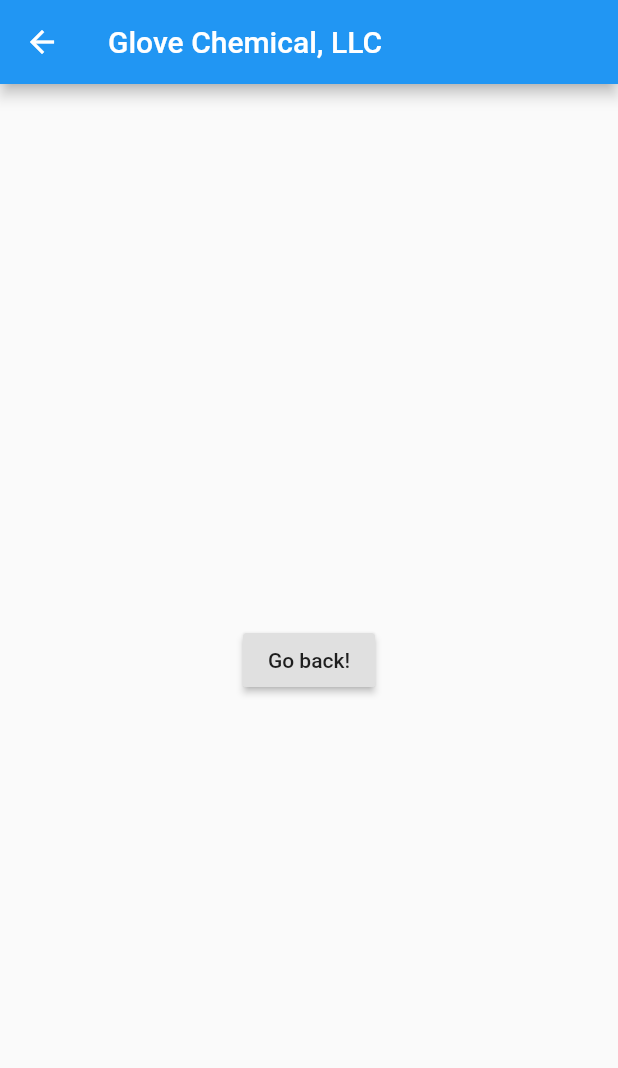
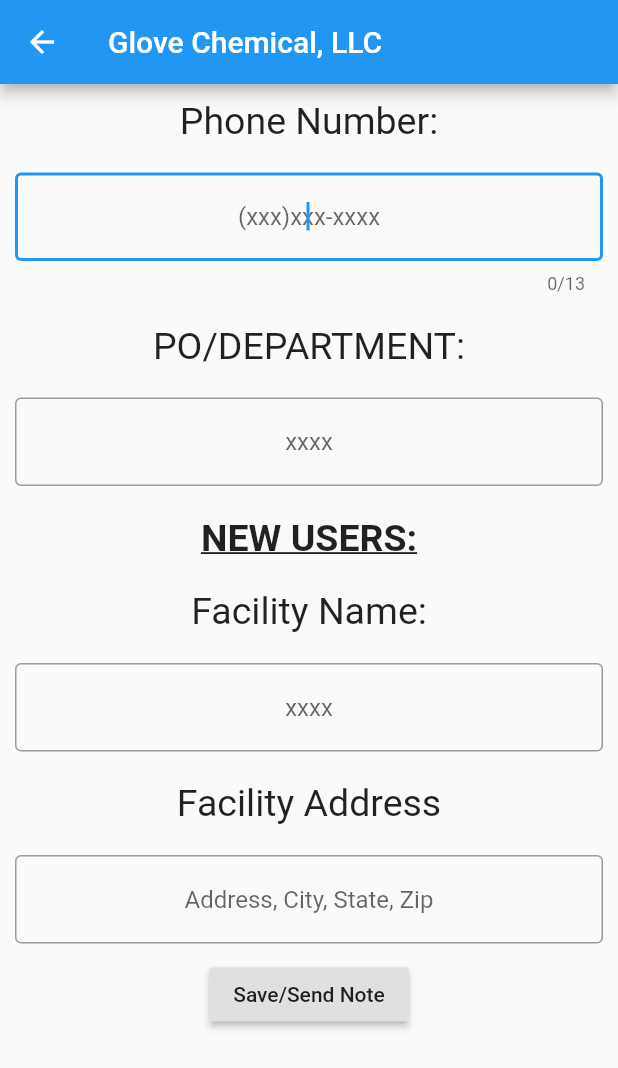
Before and after one commit to Jtmalina/Glove-Chemical-LLC, a Flutter app: the LoginPage screen opened directly, on a phone screen of 412 x 824 dp. Shown: the top 1068 px of the screen. Run offline on Flutter 3.47's test engine with Material 2 defaults, Android fonts, the phone set to English and light mode, and no system bars.

Commit message:
Added Textfields and Text
Added desired texts and their respective textfields, as well as a link to the notes page

```diff
--- a/lib/main.dart
+++ b/lib/main.dart
@@ -46,6 +46,139 @@ class LoginPage extends StatelessWidget {
       appBar: AppBar(
         title: Text("Glove Chemical, LLC"),
       ),
+      body: SingleChildScrollView(
+        child: Center(
+          child: Column(
+            children: <Widget>[
+              Container(
+                padding: EdgeInsets.all(10),
+                child: Text(
+                  'Phone Number:',
+                  style: TextStyle(
+                    fontSize: 25,
+                    //background: Paint()..color = Colors.grey
+                  ),
+                  textAlign: TextAlign.center,
+                ),
+              ),
+              Container(
+                padding: EdgeInsets.all(10),
+                child: TextField(
+                  enableInteractiveSelection: true,
+                  autocorrect: true,
+                  autofocus: true,
+                  enabled: true,
+                  textAlign: TextAlign.center,
+                  maxLength: 13,
+                  decoration: InputDecoration(
+                      border: OutlineInputBorder(),
+                      hintText: "(xxx)xxx-xxxx"
+                  ),
+                ),
+              ),
+              Container(
+                padding: EdgeInsets.all(10),
+                child: Text(
+                  'PO/DEPARTMENT:',
+                  style: TextStyle(fontSize: 25),
+                  textAlign: TextAlign.center,
+                ),
+              ),
+              Container(
+                padding: EdgeInsets.all(10),
+                child:TextField(
+                  enableInteractiveSelection: true,
+                  autocorrect: true,
+                  autofocus: true,
+                  enabled: true,
+                  textAlign: TextAlign.center,
+                  decoration: InputDecoration(
+                      border: OutlineInputBorder(),
+                      hintText: "xxxx"
+                  ),
+                ),
+              ),
+              Container(
+                padding: EdgeInsets.all(10),
+                child:Text(
+                  'NEW USERS:',
+                  style: TextStyle(
+                      fontSize: 25,
+                      fontWeight: FontWeight.bold,
+                      decoration: TextDecoration.underline
+                  ),
+                  textAlign: TextAlign.center,
+                ),
+              ),
+              Container(
+                padding: EdgeInsets.all(10),
+                child: Text(
+                  'Facility Name:',
+                  style: TextStyle(fontSize: 25),
+                  textAlign: TextAlign.center,
+                ),
+              ),
+              Container(
+                padding: EdgeInsets.all(10),
+                child: TextField(
+                  enableInteractiveSelection: true,
+                  autocorrect: true,
+                  enabled: true,
+                  autofocus: true,
+                  textAlign: TextAlign.center,
+                  decoration: InputDecoration(
+                      border: OutlineInputBorder(),
+                      hintText: "xxxx"
+                  ),
+                ),
+              ),
+              Container(
+                padding: EdgeInsets.all(10),
+                child: Text(
+                  'Facility Address',
+                  style: TextStyle(fontSize: 25),
+                  textAlign: TextAlign.center,
+                ),
+              ),
+              Container(
+                padding: EdgeInsets.all(10),
+                child: TextField(
+                  enableInteractiveSelection: true,
+                  autocorrect: true,
+                  autofocus: true,
+                  enabled: true,
+                  textAlign: TextAlign.center,
+                  decoration: InputDecoration(
+                    border: OutlineInputBorder(),
+                    hintText: "Address, City, State, Zip",
+                  ),
+                ),
+              ),
+
+              RaisedButton(
+                onPressed: () {
+                  Navigator.push(
+                    context,
+                    MaterialPageRoute(builder: (context) => NotePage()),
+                  );
+                },
+                child: Text('Save/Send Note'),
+              ),
+            ],
+          ),
+        ),
+      ),
+    );
+  }
+}
+
+class NotePage extends StatelessWidget {
+  @override
+  Widget build(BuildContext context) {
+    return Scaffold(
+      appBar: AppBar(
+        title: Text("Glove Chemical, LLC"),
+      ),
       body: Center(
         child: RaisedButton(
           onPressed: () {
@@ -57,91 +190,3 @@ class LoginPage extends StatelessWidget {
     );
   }
 }
-/*class RandomWordsState extends State<RandomWords> {
-  final _suggestions = <WordPair>[];
-  final Set<WordPair> _saved = Set<WordPair>();
-  final _biggerFont = const TextStyle(fontSize: 18.0);
-  Widget _buildSuggestions() {
-    return ListView.builder(
-        padding: const EdgeInsets.all(16.0),
-        itemBuilder: */ /*1*/ /* (context, i) {
-          if (i.isOdd) return Divider(); */ /*2*/ /*
-
-          final index = i ~/ 2; */ /*3*/ /*
-          if (index >= _suggestions.length) {
-            _suggestions.addAll(generateWordPairs().take(10)); */ /*4*/ /*
-          }
-          return _buildRow(_suggestions[index]);
-        });
-  }
-  Widget _buildRow(WordPair pair) {
-    final bool alreadySaved = _saved.contains(pair);
-    return ListTile(
-      title: Text(
-        pair.asPascalCase,
-        style: _biggerFont,
-      ),
-      trailing: Icon(   // Add the lines from here...
-        alreadySaved ? Icons.favorite : Icons.favorite_border,
-        color: alreadySaved ? Colors.red : null,
-      ),
-      onTap: () {      // Add 9 lines from here...
-        setState(() {
-          if (alreadySaved) {
-            _saved.remove(pair);
-          } else {
-            _saved.add(pair);
-          }
-        });
-      },
-    );
-  }
-  @override
-  Widget build(BuildContext context) {
-    return Scaffold(
-      appBar: AppBar(
-        title: Text('Startup Name Generator'),
-        actions: <Widget>[      // Add 3 lines from here...
-          IconButton(icon: Icon(Icons.list), onPressed: _pushSaved),
-        ],                      // ... to here.
-      ),
-      body: _buildSuggestions(),
-    );
-  }
-  void _pushSaved() {
-    Navigator.of(context).push(
-      MaterialPageRoute<void>(   // Add 20 lines from here...
-        builder: (BuildContext context) {
-          final Iterable<ListTile> tiles = _saved.map(
-                (WordPair pair) {
-              return ListTile(
-                title: Text(
-                  pair.asPascalCase,
-                  style: _biggerFont,
-                ),
-              );
-            },
-          );
-          final List<Widget> divided = ListTile
-              .divideTiles(
-            context: context,
-            tiles: tiles,
-          )
-              .toList();
-
-          return Scaffold(         // Add 6 lines from here...
-            appBar: AppBar(
-              title: Text('Saved Suggestions'),
-            ),
-            body: ListView(children: divided),
-          );
-        },
-      ),
-    );
-  }
-  */ /*@override
-  Widget build(BuildContext context){
-    final wordPair = WordPair.random();
-    return Text(wordPair.asPascalCase);
-  }*/ /*
-}*/
```
Also changed, not shown: 1 other file.
